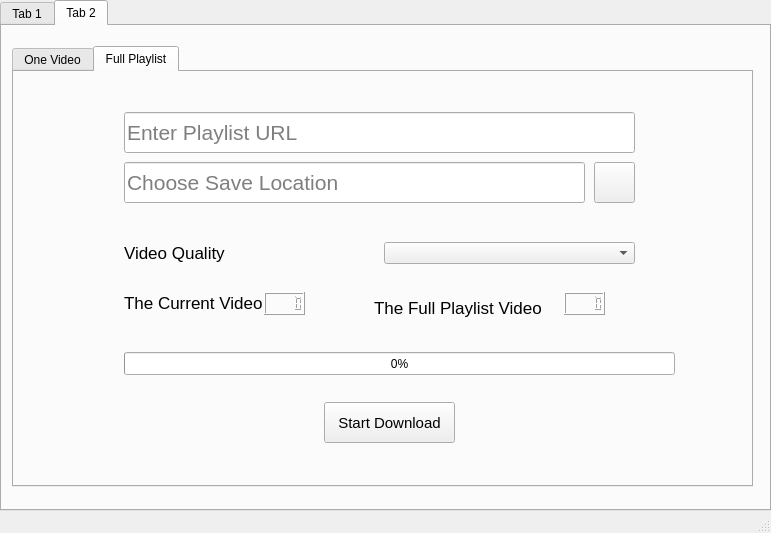
Before: the Qt Designer form assets/UI/Download.ui in KietVuB19/Download_Manager_Python, drawn with Qt 5.
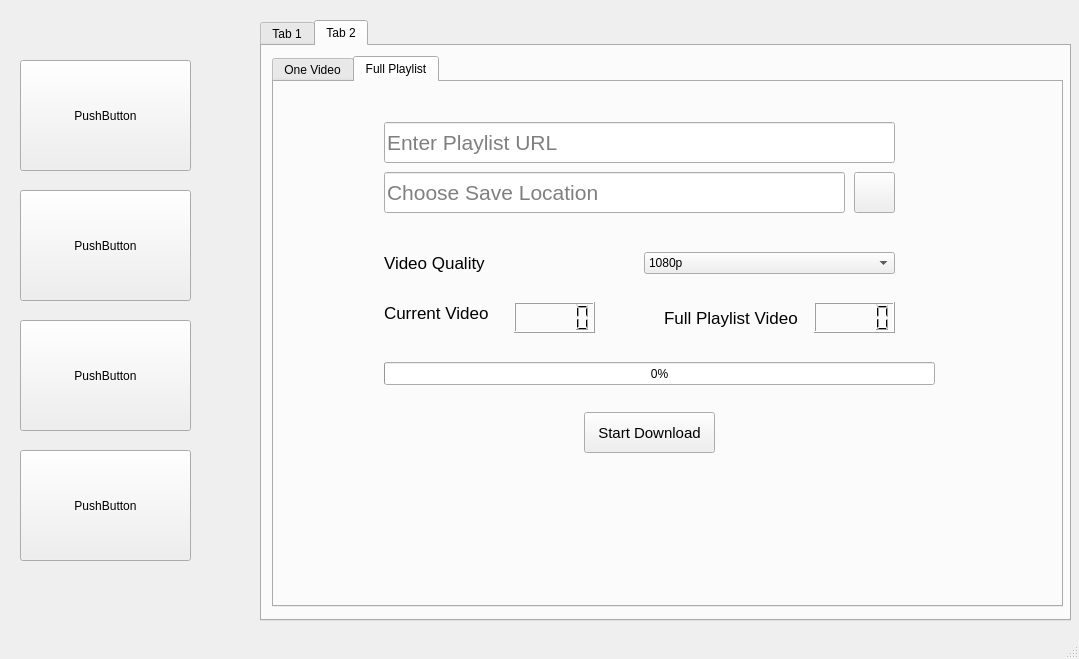
After: the same form once the commit is applied. The open tabs and pages were chosen to show the change. Icons and pictures are not drawn.

```diff
--- a/assets/UI/Download.ui
+++ b/assets/UI/Download.ui
@@ -6,8 +6,8 @@
    <rect>
     <x>0</x>
     <y>0</y>
-    <width>771</width>
-    <height>533</height>
+    <width>1079</width>
+    <height>659</height>
    </rect>
   </property>
   <property name="windowTitle">
@@ -17,10 +17,10 @@
    <widget class="QTabWidget" name="tabWidget">
     <property name="geometry">
      <rect>
-      <x>0</x>
-      <y>0</y>
-      <width>771</width>
-      <height>511</height>
+      <x>260</x>
+      <y>20</y>
+      <width>811</width>
+      <height>601</height>
      </rect>
     </property>
     <property name="font">
@@ -140,9 +140,9 @@
       <property name="geometry">
        <rect>
         <x>10</x>
-        <y>20</y>
-        <width>741</width>
-        <height>441</height>
+        <y>10</y>
+        <width>791</width>
+        <height>551</height>
        </rect>
       </property>
       <property name="font">
@@ -417,6 +417,31 @@
           <height>22</height>
          </rect>
         </property>
+        <item>
+         <property name="text">
+          <string>1080p</string>
+         </property>
+        </item>
+        <item>
+         <property name="text">
+          <string>720p</string>
+         </property>
+        </item>
+        <item>
+         <property name="text">
+          <string>480p</string>
+         </property>
+        </item>
+        <item>
+         <property name="text">
+          <string>360p</string>
+         </property>
+        </item>
+        <item>
+         <property name="text">
+          <string>240p</string>
+         </property>
+        </item>
        </widget>
        <widget class="QPushButton" name="pushButton_7">
         <property name="geometry">
@@ -451,15 +476,15 @@
          </font>
         </property>
         <property name="text">
-         <string>The Current Video</string>
+         <string>Current Video</string>
         </property>
        </widget>
        <widget class="QLabel" name="label_4">
         <property name="geometry">
          <rect>
-          <x>360</x>
+          <x>390</x>
           <y>220</y>
-          <width>181</width>
+          <width>141</width>
           <height>31</height>
          </rect>
         </property>
@@ -469,33 +494,114 @@
          </font>
         </property>
         <property name="text">
-         <string>The Full Playlist Video</string>
+         <string>Full Playlist Video</string>
         </property>
        </widget>
        <widget class="QLCDNumber" name="lcdNumber">
         <property name="geometry">
          <rect>
-          <x>250</x>
+          <x>240</x>
           <y>220</y>
-          <width>41</width>
-          <height>23</height>
+          <width>81</width>
+          <height>31</height>
          </rect>
         </property>
+        <property name="font">
+         <font>
+          <pointsize>27</pointsize>
+         </font>
+        </property>
+        <property name="styleSheet">
+         <string notr="true">color: rgb(0, 0, 0);</string>
+        </property>
        </widget>
        <widget class="QLCDNumber" name="lcdNumber_2">
         <property name="geometry">
          <rect>
-          <x>550</x>
+          <x>540</x>
           <y>220</y>
-          <width>41</width>
-          <height>23</height>
+          <width>81</width>
+          <height>31</height>
          </rect>
+        </property>
+        <property name="font">
+         <font>
+          <pointsize>27</pointsize>
+         </font>
+        </property>
+        <property name="styleSheet">
+         <string notr="true">color: rgb(0, 0, 0);</string>
+        </property>
+       </widget>
+       <widget class="QLabel" name="label_6">
+        <property name="geometry">
+         <rect>
+          <x>40</x>
+          <y>330</y>
+          <width>181</width>
+          <height>41</height>
+         </rect>
+        </property>
+        <property name="text">
+         <string/>
         </property>
        </widget>
       </widget>
      </widget>
     </widget>
    </widget>
+   <widget class="QPushButton" name="pushButton_8">
+    <property name="geometry">
+     <rect>
+      <x>20</x>
+      <y>60</y>
+      <width>171</width>
+      <height>111</height>
+     </rect>
+    </property>
+    <property name="text">
+     <string>PushButton</string>
+    </property>
+   </widget>
+   <widget class="QPushButton" name="pushButton_9">
+    <property name="geometry">
+     <rect>
+      <x>20</x>
+      <y>190</y>
+      <width>171</width>
+      <height>111</height>
+     </rect>
+    </property>
+    <property name="text">
+     <string>PushButton</string>
+    </property>
+   </widget>
+   <widget class="QPushButton" name="pushButton_10">
+    <property name="geometry">
+     <rect>
+      <x>20</x>
+      <y>320</y>
+      <width>171</width>
+      <height>111</height>
+     </rect>
+    </property>
+    <property name="text">
+     <string>PushButton</string>
+    </property>
+   </widget>
+   <widget class="QPushButton" name="pushButton_11">
+    <property name="geometry">
+     <rect>
+      <x>20</x>
+      <y>450</y>
+      <width>171</width>
+      <height>111</height>
+     </rect>
+    </property>
+    <property name="text">
+     <string>PushButton</string>
+    </property>
+   </widget>
   </widget>
   <widget class="QMenuBar" name="menubar">
    <property name="geometry">
```
Left out of the diff: 19 changed lines with no effect on the pictures.
